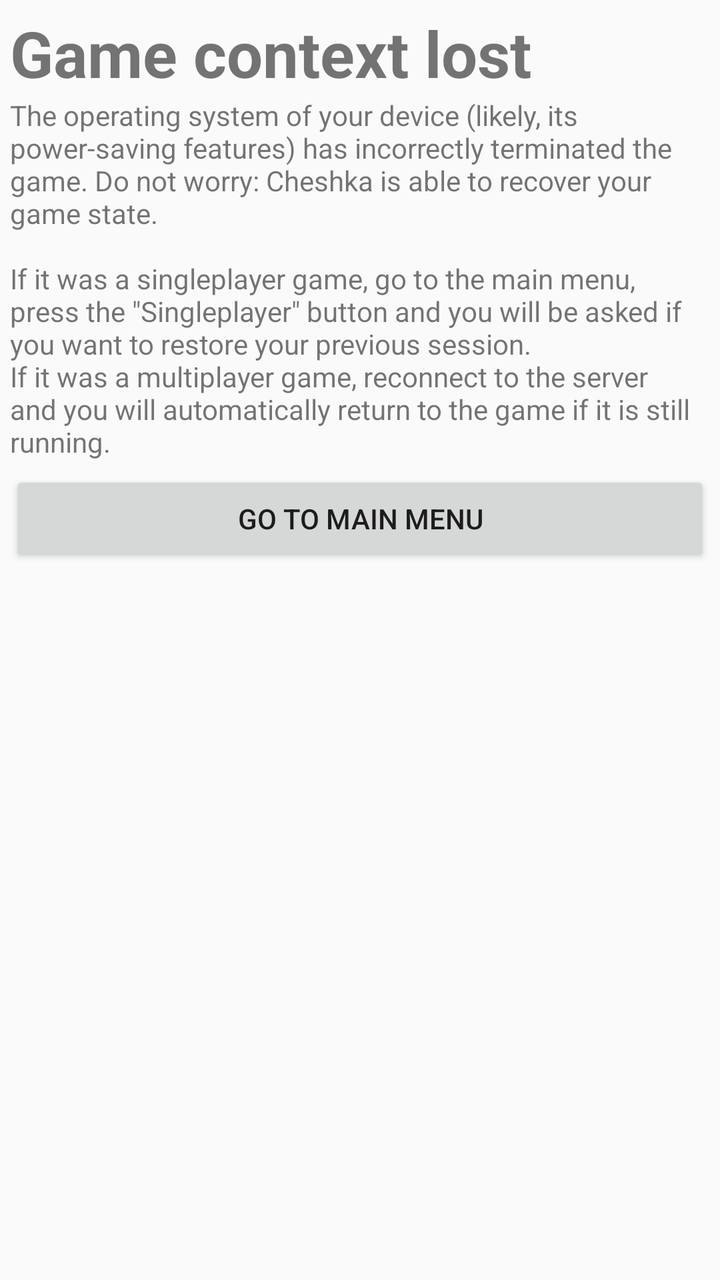
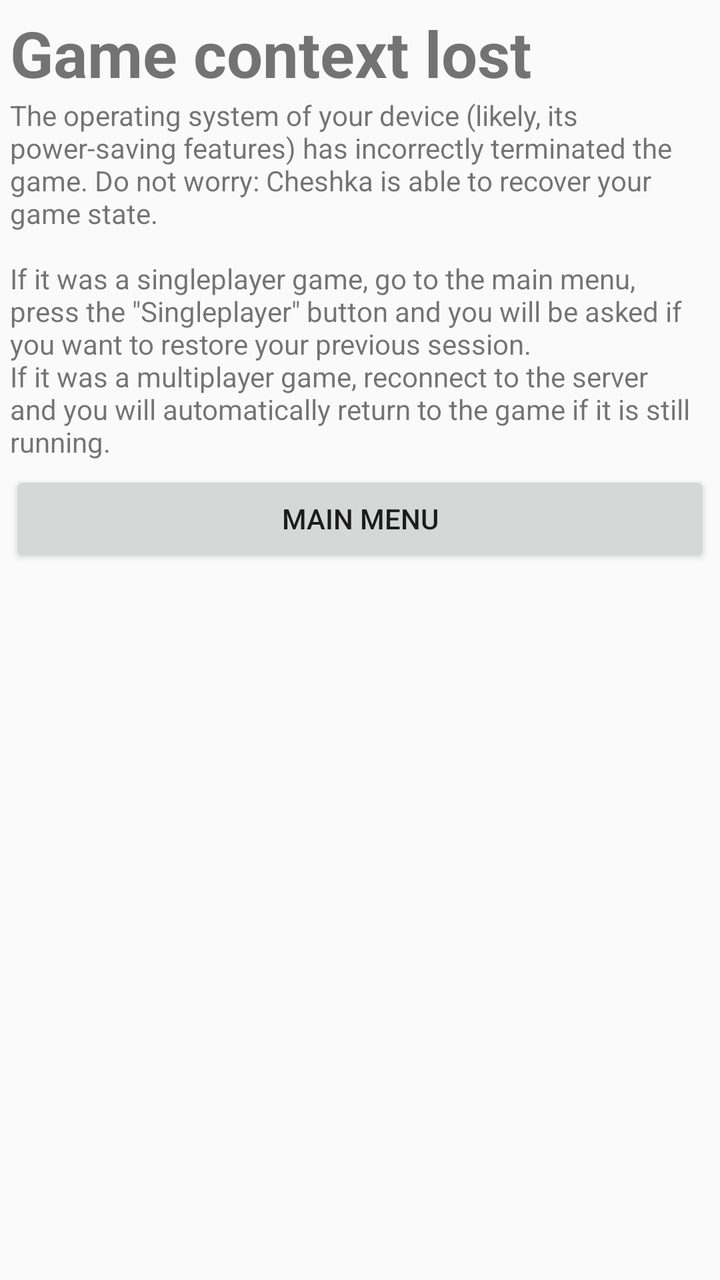

An Android layout rendered at two revisions. The XML below is the earlier revision; the diff shows what the commit changed to produce the second picture.
<!-- AndroidManifest.xml: application theme Theme.Cheshka -->
<!-- res/layout/activity_context_lost.xml -->
<?xml version="1.0" encoding="utf-8"?>
<ScrollView xmlns:android="http://schemas.android.com/apk/res/android"
    android:layout_width="match_parent"
    android:layout_height="match_parent">

    <LinearLayout
        android:layout_width="match_parent"
        android:layout_height="wrap_content"
        android:orientation="vertical"
        android:layout_margin="5dp">

        <TextView
            android:layout_width="match_parent"
            android:layout_height="wrap_content"
            android:textSize="32sp"
            android:textStyle="bold"
            android:text="@string/context_lost_title_text" />

        <TextView
            android:id="@+id/details_view"
            android:layout_width="wrap_content"
            android:layout_height="wrap_content"
            android:text="@string/context_lost_text" />

        <Button
            android:id="@+id/goto_main_menu_button"
            android:layout_width="match_parent"
            android:layout_height="wrap_content"
            android:layout_marginTop="5dp"
            android:text="@string/goto_main_menu_text" />
    </LinearLayout>
</ScrollView>
<!-- resources referenced by this layout -->
<resources>
  <string name="context_lost_text">The operating system of your device (likely, its power-saving features) has incorrectly terminated the game. Do not worry: Cheshka is able to recover your game state.\n\nIf it was a singleplayer game, go to the main menu, press the \"Singleplayer\" button and you will be asked if you want to restore your previous session.\nIf it was a multiplayer game, reconnect to the server and you will automatically return to the game if it is still running.</string>
  <string name="context_lost_title_text">Game context lost</string>
  <string name="goto_main_menu_text">Go to main menu</string>
  <style name="Theme.Cheshka" parent="Theme.AppCompat.DayNight.NoActionBar" />
</resources>

<!-- the commit's change to res/layout/activity_context_lost.xml (unified diff, before → after) -->
@@ -27,6 +27,6 @@
             android:layout_width="match_parent"
             android:layout_height="wrap_content"
             android:layout_marginTop="5dp"
-            android:text="@string/goto_main_menu_text" />
+            android:text="@string/main_menu_text" />
     </LinearLayout>
 </ScrollView>
<!-- resource entries referenced after the edit -->
@@ -2,7 +2,7 @@
 <resources>
   <string name="context_lost_text">The operating system of your device (likely, its power-saving features) has incorrectly terminated the game. Do not worry: Cheshka is able to recover your game state.\n\nIf it was a singleplayer game, go to the main menu, press the \"Singleplayer\" button and you will be asked if you want to restore your previous session.\nIf it was a multiplayer game, reconnect to the server and you will automatically return to the game if it is still running.</string>
   <string name="context_lost_title_text">Game context lost</string>
-  <string name="goto_main_menu_text">Go to main menu</string>
+  <string name="main_menu_text">Main menu</string>
   <style name="Theme.Cheshka" parent="Theme.AppCompat.DayNight.NoActionBar" />
 </resources>
 
